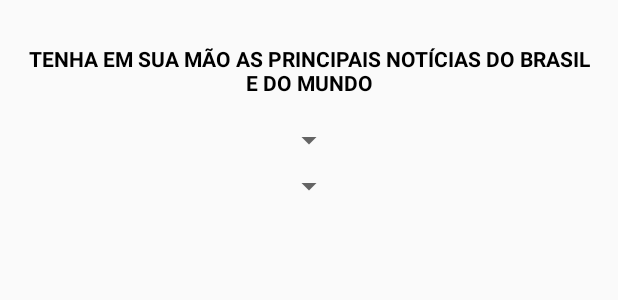
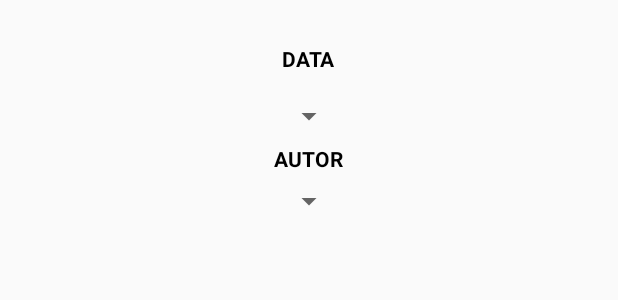
Before and after one commit to denissoares/Topnoticias2, an Android app: the layout activity_main_noticia.xml on its own in the app's theme, with its tools: preview values and no code run, on a phone screen of 412 x 824 dp. Shown: the top 300 px of the screen. Run offline under Robolectric (Android 15) with nearby library versions, the phone set to English and light mode, and no system bars; network calls fail.

Commit message:
Diversas alterações

```diff
--- a/app/src/main/java/com/example/denis/topnoticiasnovo/MainActivity.java
+++ b/app/src/main/java/com/example/denis/topnoticiasnovo/MainActivity.java
@@ -82,11 +82,9 @@ public class MainActivity extends AppCompatActivity
         int id = item.getItemId();
 
         if (id == R.id.nav_escolher) {
-            Intent myIntent = new Intent(view.getContext(), TelaNoticia.class);
-            startActivityForResult(myIntent, 0);
+            startActivity(new Intent(this, MainActivityNoticia.class));
         } else if (id == R.id.nav_todas) {
-            Intent myIntent = new Intent(view.getContext(), TelaNoticia.class);
-            startActivityForResult(myIntent, 0);
+
         }
 
         DrawerLayout drawer = (DrawerLayout) findViewById(R.id.drawer_layout);
--- a/app/src/main/res/layout/activity_main_noticia.xml
+++ b/app/src/main/res/layout/activity_main_noticia.xml
@@ -1,6 +1,5 @@
 <?xml version="1.0" encoding="utf-8"?>
 <RelativeLayout xmlns:android="http://schemas.android.com/apk/res/android"
-    xmlns:app="http://schemas.android.com/apk/res-auto"
     xmlns:tools="http://schemas.android.com/tools"
     android:layout_width="match_parent"
     android:layout_height="match_parent"
@@ -11,14 +10,15 @@
     tools:context=".MainActivity">
 
     <TextView
-        android:id="@+id/mensagem"
-        android:text="@string/mensagemInicial"
+        android:id="@+id/data"
+        android:text="DATA"
         android:textStyle="bold"
         android:textColor="@color/Preta"
         android:layout_width="wrap_content"
         android:layout_height="wrap_content"
         android:layout_alignParentTop="true"
-        android:gravity="center_horizontal"
+        android:layout_centerHorizontal="true"
+        android:gravity="center"
         android:layout_marginTop="20px"
         android:layout_marginBottom="20px"/>
 
@@ -27,16 +27,31 @@
         android:layout_width="wrap_content"
         android:layout_height="wrap_content"
         android:layout_centerHorizontal="true"
-        android:layout_below="@id/mensagem"
+        android:gravity="center"
+        android:layout_below="@id/data"
         android:layout_marginTop="5px"
         android:layout_marginBottom="5px" />
+
+    <TextView
+        android:id="@+id/autor"
+        android:text="AUTOR"
+        android:textStyle="bold"
+        android:textColor="@color/Preta"
+        android:layout_width="wrap_content"
+        android:layout_height="wrap_content"
+        android:layout_centerHorizontal="true"
+        android:gravity="center"
+        android:layout_below="@id/escolherData"
+        android:layout_marginTop="5px"
+        android:layout_marginBottom="5px"/>
 
     <Spinner
         android:id="@+id/escolherAutor"
         android:layout_width="wrap_content"
         android:layout_height="wrap_content"
-        android:layout_alignLeft="@id/escolherData"
-        android:layout_below="@id/escolherData"
+        android:layout_centerHorizontal="true"
+        android:gravity="center"
+        android:layout_below="@id/autor"
         android:layout_marginTop="5px"
         android:layout_marginBottom="5px" />
 
@@ -44,6 +59,8 @@
         android:id="@+id/escolherTitulo"
         android:layout_width="match_parent"
         android:layout_height="wrap_content"
+        android:layout_centerHorizontal="true"
+        android:gravity="center"
         android:layout_below="@id/escolherAutor"
         android:layout_marginTop="5px"
         android:layout_marginBottom="5px" />
```
Also changed, not shown: app/src/main/AndroidManifest.xml (+8 -0 lines), app/src/main/res/layout/content_main.xml (+5 -5 lines).
